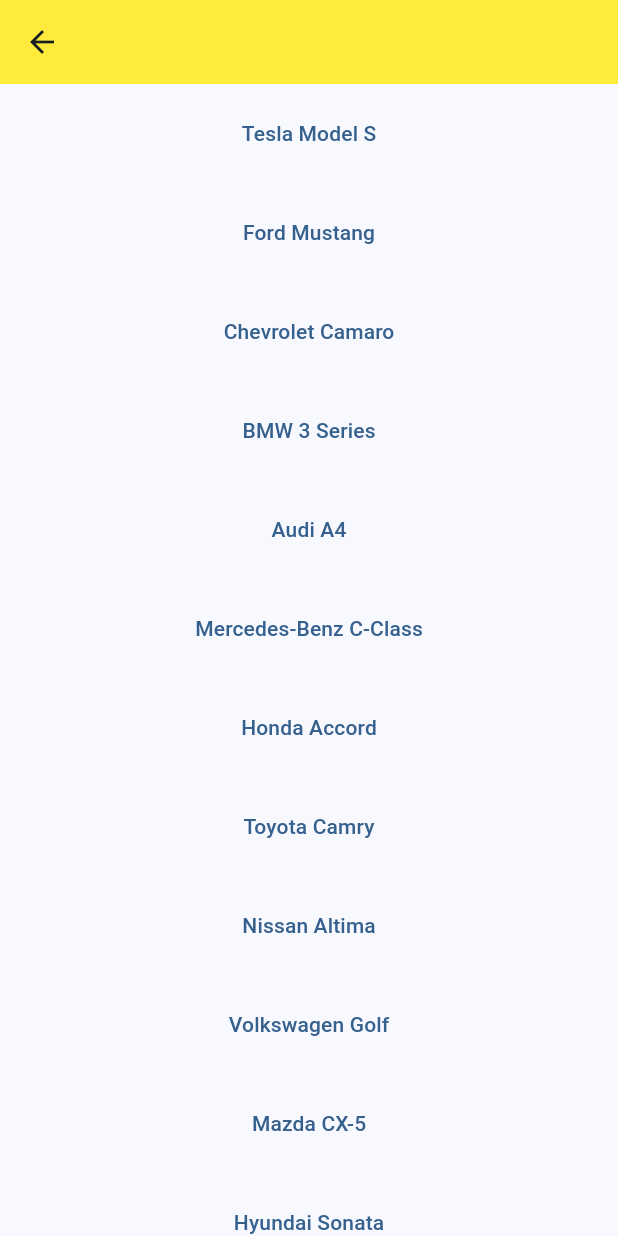
After one commit to Anandhup123/flutter_batch5, a Flutter app: the Screen15 screen opened directly, after a tap on the "arrow forward" icon, on a phone screen of 412 x 824 dp. The commit adds this screen. Run offline on Flutter 3.47's test engine with Material 3 defaults, Android fonts, the phone set to English and light mode, and no system bars.

Commit message:
added new page15 with screen 17 and 18 , where data is passing from screen17 to 18 done successful

```diff
--- a/lib/page14.dart
+++ b/lib/page14.dart
@@ -1,4 +1,5 @@
 import 'package:flutter/material.dart';
+import 'package:flutter_batch5/page15.dart';
 
 class Screen15 extends StatefulWidget {
   const Screen15({super.key});
@@ -15,6 +16,18 @@
   Widget build(BuildContext context) {
     return Scaffold(
       appBar: AppBar(
+        actions: [
+          IconButton(
+            onPressed: () {
+              Navigator.of(context).push(
+                MaterialPageRoute(
+                  builder: (context) => Screen17(),
+                ),
+              );
+            },
+            icon: Icon(Icons.arrow_forward),
+          ),
+        ],
         backgroundColor: Colors.deepOrange,
       ),
       body: SafeArea(
--- /dev/null
+++ b/lib/page15.dart
@@ -0,0 +1,89 @@
+import 'package:flutter/material.dart';
+
+class Screen17 extends StatelessWidget {
+  List<String> carNames = [
+    'Tesla Model S',
+    'Ford Mustang',
+    'Chevrolet Camaro',
+    'BMW 3 Series',
+    'Audi A4',
+    'Mercedes-Benz C-Class',
+    'Honda Accord',
+    'Toyota Camry',
+    'Nissan Altima',
+    'Volkswagen Golf',
+    'Mazda CX-5',
+    'Hyundai Sonata',
+    'Subaru Outback',
+    'Kia Sorento',
+    'Jeep Grand Cherokee',
+    'Porsche 911',
+    'Lexus RX',
+    'Jaguar XF',
+    'Volvo XC90',
+    'Land Rover Discovery'
+  ];
+  Screen17({super.key});
+
+  @override
+  Widget build(BuildContext context) {
+    return Scaffold(
+      appBar: AppBar(
+        backgroundColor: Colors.yellow,
+      ),
+      body: SafeArea(
+        child: Center(
+          child: ListView.builder(
+            itemCount: carNames.length,
+            itemBuilder: (context, index) => TextButton(
+              onPressed: () {
+                Navigator.of(context).push(
+                  MaterialPageRoute(
+                    builder: (context) => Screen18(
+                      carName: carNames[index],
+                    ),
+                  ),
+                );
+              },
+              child: Container(
+                margin: EdgeInsets.all(15),
+                child: Text(carNames[index]),
+              ),
+            ),
+          ),
+        ),
+      ),
+    );
+  }
+}
+
+class Screen18 extends StatelessWidget {
+  String carName;
+  Screen18({required this.carName});
+
+  @override
+  Widget build(BuildContext context) {
+    return Scaffold(
+      backgroundColor: Colors.black,
+      appBar: AppBar(
+        backgroundColor: Colors.black,
+      ),
+      body: SafeArea(
+        child: Center(
+          child: Column(
+            mainAxisAlignment: MainAxisAlignment.center,
+            children: [
+              Text(
+                "$carName",
+                style: TextStyle(
+                    fontSize: 40,
+                    fontWeight: FontWeight.w600,
+                    color: Colors.white),
+              ),
+            ],
+          ),
+        ),
+      ),
+    );
+  }
+}
```
